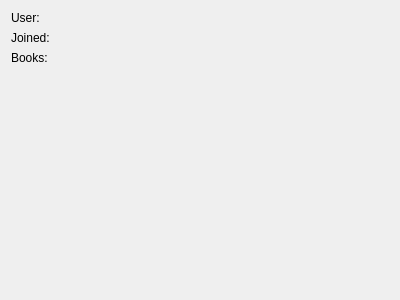
Above: userwidget.ui from WawrzyniecKorzen/LibraryManagementSystem before the change. Below: the same form after it.
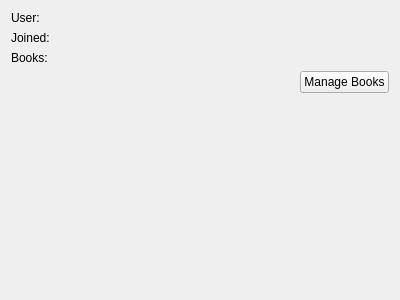
That is the form after the change.

Commit message: userdatawidget edited to include loaned book titles and new button added

```diff
--- a/userwidget.ui
+++ b/userwidget.ui
@@ -15,14 +15,7 @@
   </property>
   <layout class="QVBoxLayout" name="verticalLayout">
    <item>
-    <layout class="QGridLayout" name="gridLayout" columnstretch="0,100">
-     <item row="0" column="1">
-      <widget class="QLabel" name="userName">
-       <property name="text">
-        <string/>
-       </property>
-      </widget>
-     </item>
+    <layout class="QGridLayout" name="gridLayout" columnstretch="0,100,0">
      <item row="0" column="0">
       <widget class="QLabel" name="userLabel">
        <property name="sizePolicy">
@@ -43,22 +36,43 @@
        </property>
       </widget>
      </item>
-     <item row="1" column="1">
+     <item row="2" column="0">
+      <widget class="QLabel" name="booksLabel">
+       <property name="text">
+        <string>Books:</string>
+       </property>
+      </widget>
+     </item>
+     <item row="0" column="1" colspan="2">
+      <widget class="QLabel" name="userName">
+       <property name="text">
+        <string/>
+       </property>
+      </widget>
+     </item>
+     <item row="1" column="1" colspan="2">
       <widget class="QLabel" name="joinedDate">
        <property name="text">
         <string/>
        </property>
       </widget>
      </item>
+     <item row="3" column="2">
+      <widget class="QPushButton" name="manageBooksButton">
+       <property name="text">
+        <string>Manage Books</string>
+       </property>
+      </widget>
+     </item>
+     <item row="2" column="1" colspan="2">
+      <widget class="QLabel" name="booksListLabel">
+       <property name="text">
+        <string/>
+       </property>
+      </widget>
+     </item>
     </layout>
    </item>
-   <item>
-    <widget class="QLabel" name="booksLabel">
-     <property name="text">
-      <string>Books:</string>
-     </property>
-    </widget>
-   </item>
    <item>
     <spacer name="verticalSpacer">
      <property name="orientation">
```
The commit also changes 7 other files.
